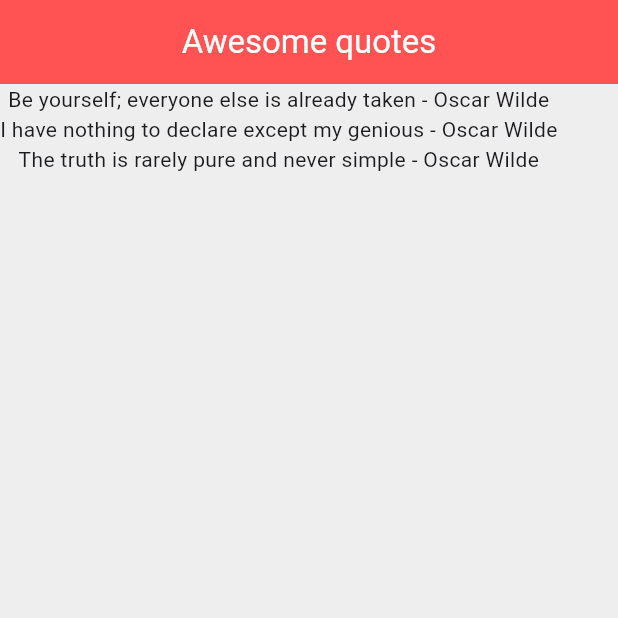
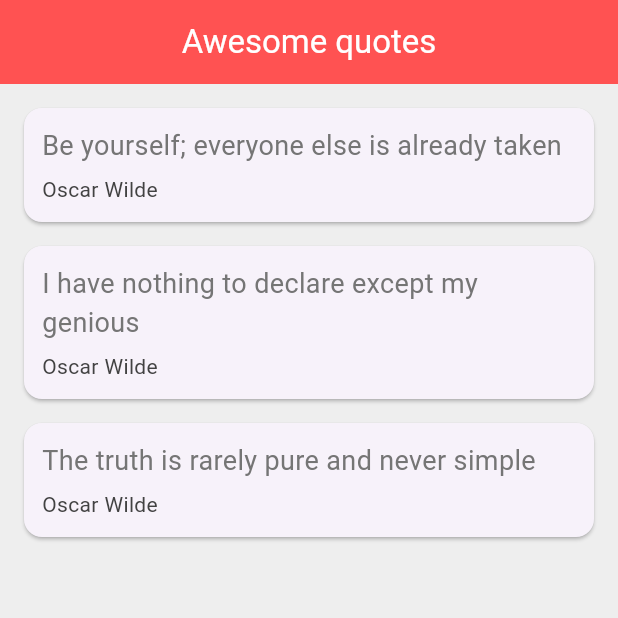
Before and after one commit to juansgt/quotes_list, a Flutter app: the screen it shows after launch, on a phone screen of 412 x 824 dp, the top half of it. Run offline on Flutter 3.47's test engine with Material 3 defaults, Android fonts, the light colour scheme and no system bars.

Commit message:
Añadida una función para devolver un Card Widget y sustituir la lista de textos por cards

```diff
--- a/lib/main.dart
+++ b/lib/main.dart
@@ -20,6 +20,36 @@
     Quote(author: 'Oscar Wilde', text: 'The truth is rarely pure and never simple'),
   ];
 
+  Widget quoteTemplate(quote) {
+    return Card(
+      margin: EdgeInsets.fromLTRB(16, 16, 16, 0),
+      child: Padding(
+        padding: const EdgeInsets.all(12.0),
+        child: Column(
+          crossAxisAlignment: CrossAxisAlignment.stretch,
+          children: <Widget>[
+            Text(
+              quote.text,
+              style: TextStyle(
+                fontSize: 18,
+                color: Colors.grey[600]
+              ),
+            ),
+            SizedBox(height: 6),
+            Text(
+              quote.author,
+              style: TextStyle(
+                fontSize: 14,
+                color: Colors.grey[800],
+
+              ),
+            )
+          ],
+        ),
+      ),
+    );
+  }
+
   @override
   Widget build(BuildContext context) {
     return Scaffold(
@@ -33,7 +63,7 @@
         backgroundColor: Colors.redAccent,
       ),
       body: Column(
-        children: quotes.map((quote) => Text('${quote.text} - ${quote.author}')).toList(),
+        children: quotes.map((quote) => quoteTemplate(quote)).toList(),
       ),
     );
   }
```
